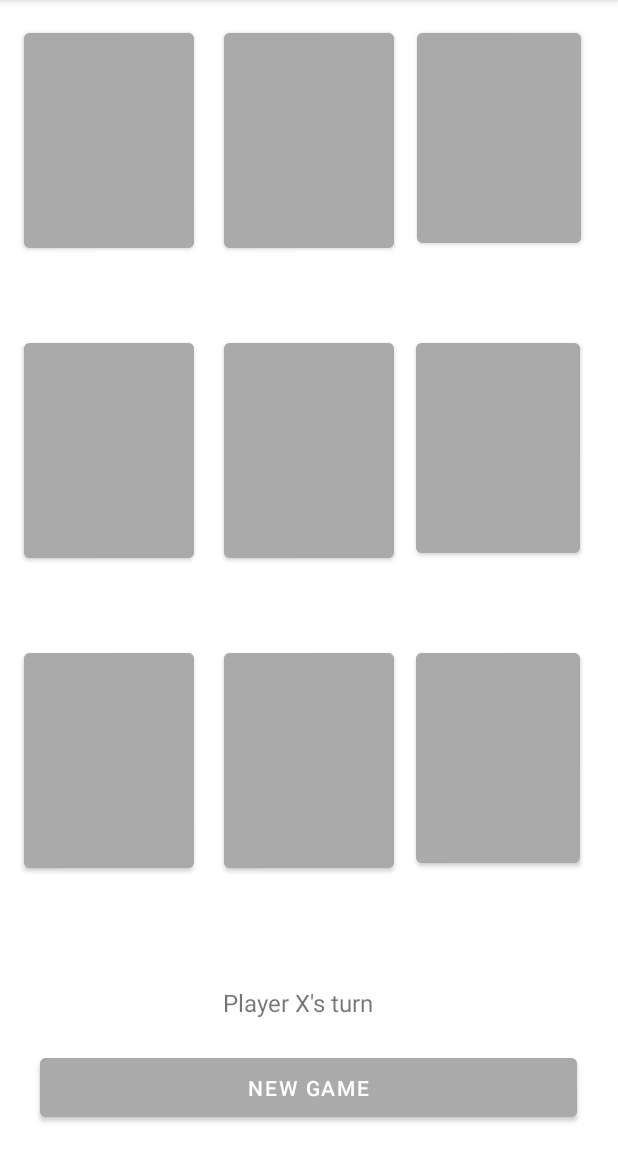
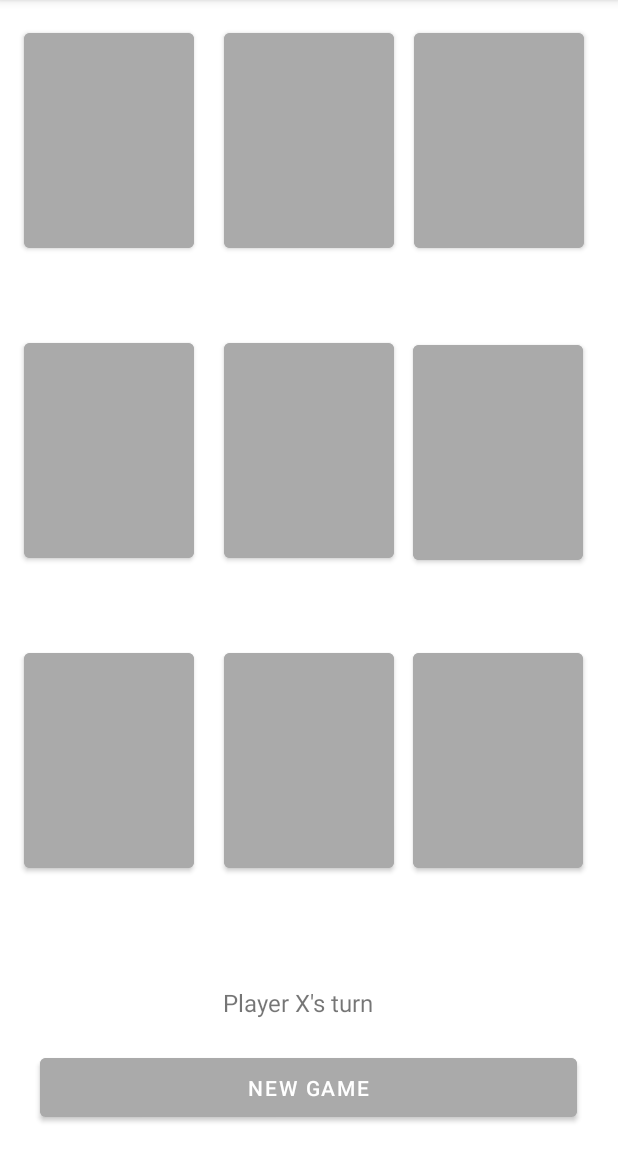
Before and after one commit to RyderDProgrammer/TicTacToe, an Android app: the screen it shows after launch (MainActivity), on a phone screen of 412 x 824 dp, the part 84-1236 px from its top. Run offline under Robolectric (Android 15) with nearby library versions, the phone set to English and light mode, and no system bars.

Commit message:
Adjusted box sizes they are all the same now.

```diff
--- a/app/src/main/res/layout/activity_main.xml
+++ b/app/src/main/res/layout/activity_main.xml
@@ -130,8 +130,8 @@
 
     <Button
         android:id="@+id/button14"
-        android:layout_width="109dp"
-        android:layout_height="152dp"
+        android:layout_width="113dp"
+        android:layout_height="155dp"
         android:layout_marginTop="16dp"
         android:backgroundTint="@android:color/darker_gray"
         android:textColor="#000000"
@@ -145,33 +145,34 @@
 
     <Button
         android:id="@+id/button9"
-        android:layout_width="109dp"
-        android:layout_height="152dp"
+        android:layout_width="113dp"
+        android:layout_height="155dp"
         android:backgroundTint="@android:color/darker_gray"
         android:textColor="#000000"
         android:textSize="48sp"
         app:iconTint="#686464"
         app:layout_constraintBottom_toTopOf="@+id/button10"
         app:layout_constraintEnd_toEndOf="parent"
-        app:layout_constraintHorizontal_bias="0.365"
+        app:layout_constraintHorizontal_bias="0.361"
         app:layout_constraintStart_toEndOf="@+id/button13"
         app:layout_constraintTop_toBottomOf="@+id/button14"
+        app:layout_constraintVertical_bias="0.513"
         tools:ignore="SpeakableTextPresentCheck" />
 
     <Button
         android:id="@+id/button10"
-        android:layout_width="109dp"
-        android:layout_height="152dp"
+        android:layout_width="113dp"
+        android:layout_height="155dp"
         android:backgroundTint="@android:color/darker_gray"
         android:textColor="#000000"
         android:textSize="48sp"
         app:iconTint="#686464"
         app:layout_constraintBottom_toBottomOf="parent"
         app:layout_constraintEnd_toEndOf="parent"
-        app:layout_constraintHorizontal_bias="0.365"
+        app:layout_constraintHorizontal_bias="0.361"
         app:layout_constraintStart_toEndOf="@+id/button13"
         app:layout_constraintTop_toTopOf="parent"
-        app:layout_constraintVertical_bias="0.697"
+        app:layout_constraintVertical_bias="0.701"
         tools:ignore="SpeakableTextPresentCheck" />
 
 </androidx.constraintlayout.widget.ConstraintLayout>
```
